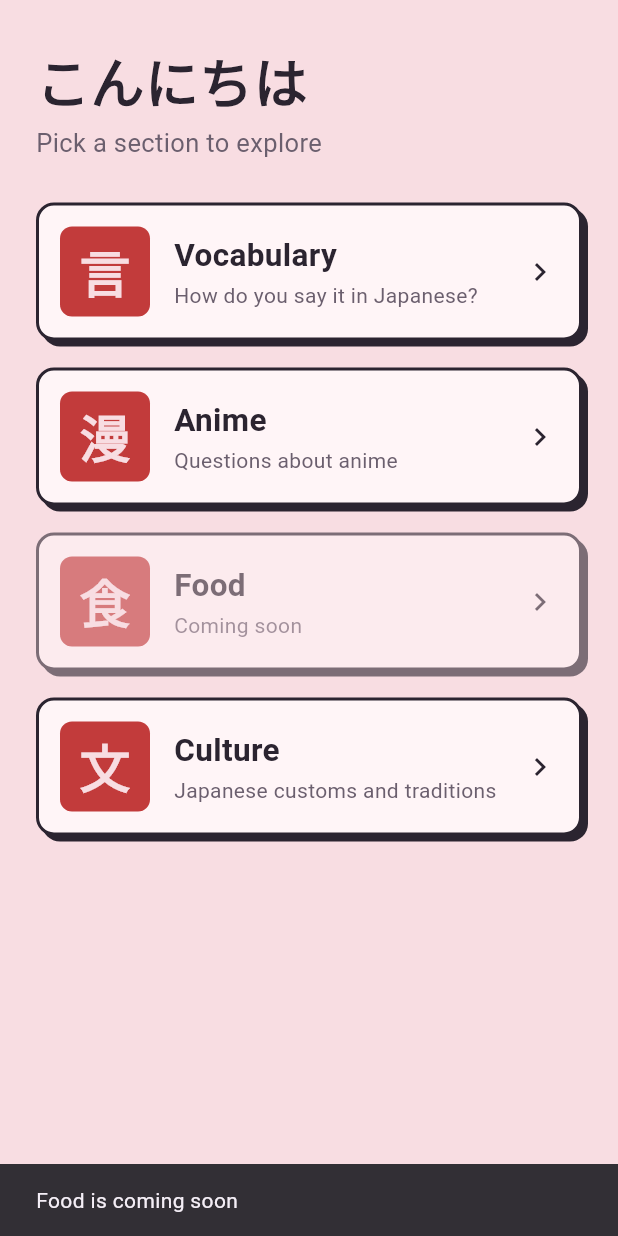
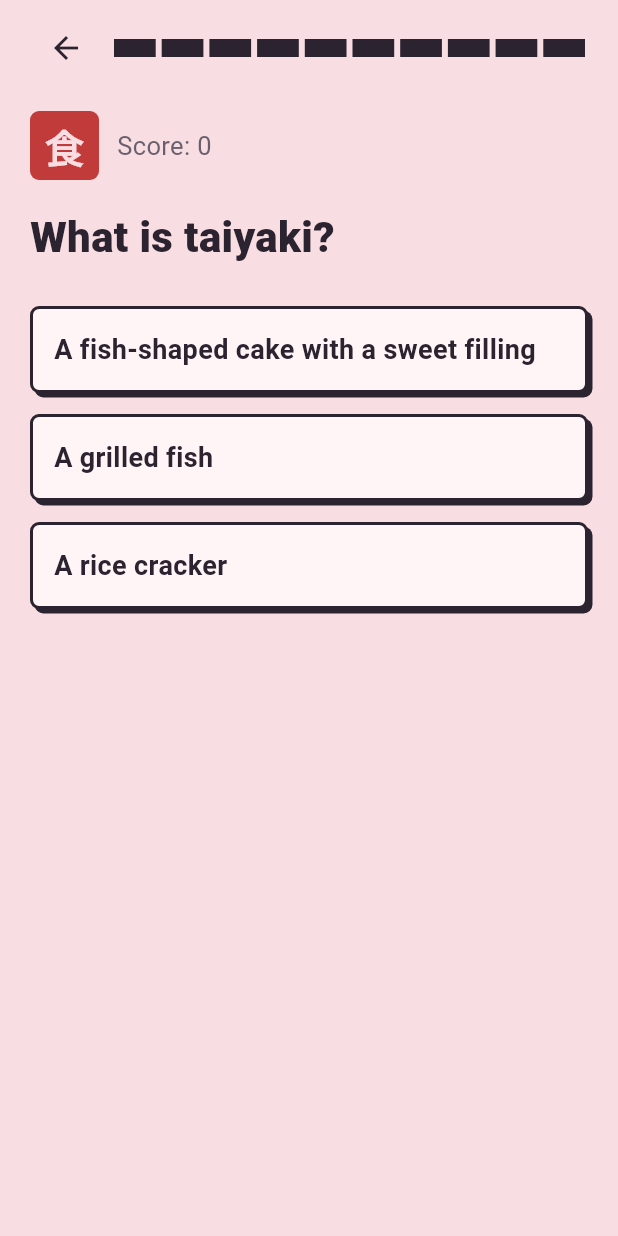
Before and after one commit to Tosin2510/anikui, a Flutter app: the screen it shows after launch, after a tap on an icon or button, on a phone screen of 412 x 824 dp. Run offline on Flutter 3.47's test engine with Material 3 defaults, Android fonts, the phone set to English and light mode, and no system bars; our stand-ins replace connectivity_plus, google_fonts; network calls fail.

Commit message:
Add food quiz and wire it into homepage.

```diff
--- /dev/null
+++ b/lib/food_quiz.dart
@@ -0,0 +1,271 @@
+import 'dart:async';
+
+import 'package:anikui/food_part.dart';
+import 'package:flutter/material.dart';
+import 'package:google_fonts/google_fonts.dart';
+
+class FoodQuiz extends StatefulWidget {
+  const FoodQuiz({super.key});
+
+  @override
+  State<FoodQuiz> createState() => _FoodQuizState();
+}
+
+
+class _FoodQuizState extends State<FoodQuiz> {
+
+  List<FoodPart> questions = [];
+  List<String> optionList = [];
+  int indexOfCorrectAnswer = 0;
+  int? indexOfPickedAnswer;
+  bool hasAnsweredThatQuestion = false;
+
+  int currentQuestion = 0;
+  int score = 0;
+
+  double totalSeconds = 60;
+  double timeLeft = 60;
+  Timer? timer;
+  List<Widget> space = [];
+
+  @override
+  void initState() {
+    super.initState();
+    questions = List.from(availableFoodQuestions);
+    questions.shuffle();
+    setUpQuestion();
+    startTimer();
+  }
+
+  @override
+  void dispose() {
+    timer?.cancel();
+    super.dispose();
+  }
+
+  void setUpQuestion() {
+    FoodPart food = questions[currentQuestion];
+
+    optionList = [food.answer, food.wrongAnswer1, food.wrongAnswer2];
+    optionList.shuffle();
+
+    indexOfCorrectAnswer = optionList.indexOf(food.answer);
+
+    indexOfPickedAnswer = null;
+    hasAnsweredThatQuestion = false;
+  }
+
+  void startTimer() {
+     timer = Timer.periodic(Duration(milliseconds: 100), (time) {
+      setState(() {
+        timeLeft = timeLeft - 0.1;
+        if (timeLeft <= 0) {
+          timeLeft = 0;
+          time.cancel();
+          Navigator.pop(context);
+        }
+      });
+    });
+  }
+
+  void pickAnswerToQuestion(int value) {
+    if (hasAnsweredThatQuestion) return;
+    setState(() {
+      indexOfPickedAnswer = value ;
+      hasAnsweredThatQuestion = true;
+      if (value == indexOfCorrectAnswer) {
+        score = score + 1;
+      }
+    });
+
+     Future.delayed(Duration(seconds: 2), () {
+      if (mounted) {
+        goToNextQuestion();
+      }
+    });
+
+  }
+
+  void goToNextQuestion() {
+    setState(() {
+      if (currentQuestion == questions.length - 1) {
+        questions.shuffle();
+        currentQuestion = 0;
+      } else {
+        currentQuestion = currentQuestion + 1;
+      }
+      setUpQuestion();
+    });
+  }
+
+  @override
+  Widget build(BuildContext context) {
+    FoodPart food = questions[currentQuestion];
+
+    String message = '';
+
+    space = [];
+    int spaceFilled = (timeLeft / (totalSeconds / 10)).ceil();
+
+    for (int val = 0; val < 10; val++) {
+      bool isFilled = val < spaceFilled;
+      space.add(
+        Expanded(
+          child: Container(
+            height: 12,
+            margin: EdgeInsets.symmetric(horizontal: 2),
+            decoration: BoxDecoration(
+              color: isFilled ? (spaceFilled <= 2 ? Color(0xFFC23B3B) : Color(0xFF2B2430)) : Colors.transparent,
+              border: Border.all(color: Color(0xFF2B2430), width: 1.5),
+            ),
+          ),
+        ),
+      );
+    }
+
+    if (hasAnsweredThatQuestion) {
+      if (indexOfPickedAnswer == indexOfCorrectAnswer) {
+        message = 'Correct! ${food.fact}';
+      } else {
+        message = 'Not quite. The answer is ${food.answer}. ${food.fact}';
+      }
+    }
+
+    return Scaffold(
+      backgroundColor: Color(0xFFF8DDE2),
+      body: SafeArea(
+        child: SingleChildScrollView(
+          child: Padding(
+            padding: EdgeInsets.fromLTRB(20, 8, 20, 24),
+            child: Column(
+               crossAxisAlignment: CrossAxisAlignment.start,
+              children: [
+                Row(
+                  children: [
+                    IconButton(
+                      onPressed: () {
+                        Navigator.pop(context);
+                      },
+                      icon: Icon(Icons.arrow_back, color: Color(0xFF2B2430)),
+                    ),
+                    SizedBox(width: 6),
+                    Expanded(child: Row(children: space)),
+                  ]
+                ),
+
+                SizedBox(height: 18),
+
+                Row(
+                  children: [
+                     Container(
+                      width: 46,
+                      height: 46,
+                      alignment: Alignment.center,
+                      decoration: BoxDecoration(
+                        color: Color(0xFFC23B3B),
+                        borderRadius: BorderRadius.circular(6),
+                      ),
+
+                      child: Text(
+                        '食',
+                        style: GoogleFonts.shipporiMincho(
+                          fontSize: 26,
+                          fontWeight: FontWeight.w800,
+                          color: Color(0xFFF8DDE2),
+                        ),
+                      ),
+                      ),
+                    SizedBox(width: 12),
+
+                    Text(
+                      'Score: $score',
+                      style: GoogleFonts.zenMaruGothic(
+                        fontSize: 17,
+                        color: Color(0xFF6B5F6E),
+                      ),
+                    )
+
+                  ]
+                     ),
+                    SizedBox(height: 18),
+
+                    Text(
+                      food.question,
+                      style: GoogleFonts.shipporiMincho(
+                        fontSize: 28,
+                        fontWeight: FontWeight.w800,
+                        color: Color(0xFF2B2430),
+                      ),
+                    ),
+
+                    SizedBox(height: 26),
+
+                    buildOptionButtons(0),
+                    buildOptionButtons(1),
+                    buildOptionButtons(2),
+
+                    Text(
+                    message,
+                    style: GoogleFonts.zenMaruGothic(
+                      fontSize: 17,
+                      fontWeight: FontWeight.w700,
+                      color: Color(0xFF2B2430),
+                  )
+                    )
+                  ]
+                )
+            )
+          )
+        )
+      );
+  }
+
+  Widget buildOptionButtons(int index) {
+    String option = optionList[index];
+
+    Color boxColor = Color(0xFFFFF5F7);
+    Color textColor = Color(0xFF2B2430);
+
+    if (hasAnsweredThatQuestion && index == indexOfCorrectAnswer) {
+      boxColor = Color(0xFF5B8C5A);
+      textColor = Colors.white;
+
+    } else if (hasAnsweredThatQuestion && indexOfPickedAnswer == index) {
+      boxColor = Color(0xFFC23B3B);
+      textColor = Colors.white;
+    }
+
+    return GestureDetector(
+      onTap: () {
+        pickAnswerToQuestion(index);
+      },
+
+      child: Container(
+        width: double.infinity,
+        margin: EdgeInsets.only(bottom: 14),
+        padding: EdgeInsets.all(14),
+        decoration: BoxDecoration(
+          color: boxColor,
+          borderRadius: BorderRadius.circular(6),
+          border: Border.all(color: Color(0xFF2B2430), width: 2),
+          boxShadow: [
+             BoxShadow(
+              color: Color(0xFF2B2430),
+              offset: Offset(3, 3),
+              blurRadius: 0,
+            ),
+          ]
+        ),
+
+        child: Text(
+          option,
+          style: GoogleFonts.zenMaruGothic(
+            fontSize: 18,
+            fontWeight: FontWeight.w700,
+            color: textColor,
+          ),
+        )
+      )
+    );
+  }
+}
--- a/lib/homepage.dart
+++ b/lib/homepage.dart
@@ -3,6 +3,7 @@
 import 'package:anikui/anime_part.dart';
 import 'package:anikui/anime_quiz_page.dart';
 import 'package:anikui/culture_quiz_screen.dart';
+import 'package:anikui/food_quiz.dart';
 import 'package:anikui/quiz_page.dart';
 import 'package:connectivity_plus/connectivity_plus.dart';
 import 'package:flutter/material.dart';
@@ -78,7 +79,7 @@
 
                 quizCategoryCard(context, '言', 'Vocabulary', 'How do you say it in Japanese?', true),
                 quizCategoryCard(context, '漫', 'Anime', 'Questions about anime', isOnline, inactiveText: 'Connect to the internet to play', isAnime: true),
-                quizCategoryCard(context, '食', 'Food', 'Name the Japanese dish', false),
+                quizCategoryCard(context, '食', 'Food', 'Name the Japanese dish', true, isFood: true, ),
                 quizCategoryCard(context, '文', 'Culture', 'Japanese customs and traditions', true, isCulture: true),
               ]
             )
@@ -99,6 +100,7 @@
   String? inactiveText,
   bool isAnime = false,
   bool isCulture = false,
+  bool isFood = false,
   }) {
   return GestureDetector(
     onTap: () async {
@@ -125,7 +127,16 @@
               return CultureQuizPage();
             })
           );
-        } else {
+
+        } else if (isFood) {
+          Navigator.push(
+            context,
+            MaterialPageRoute(builder: (context) {
+              return FoodQuiz();
+            })
+          );
+
+        }  else {
           Navigator.push(
             context,
             MaterialPageRoute(builder: (context) {
```
